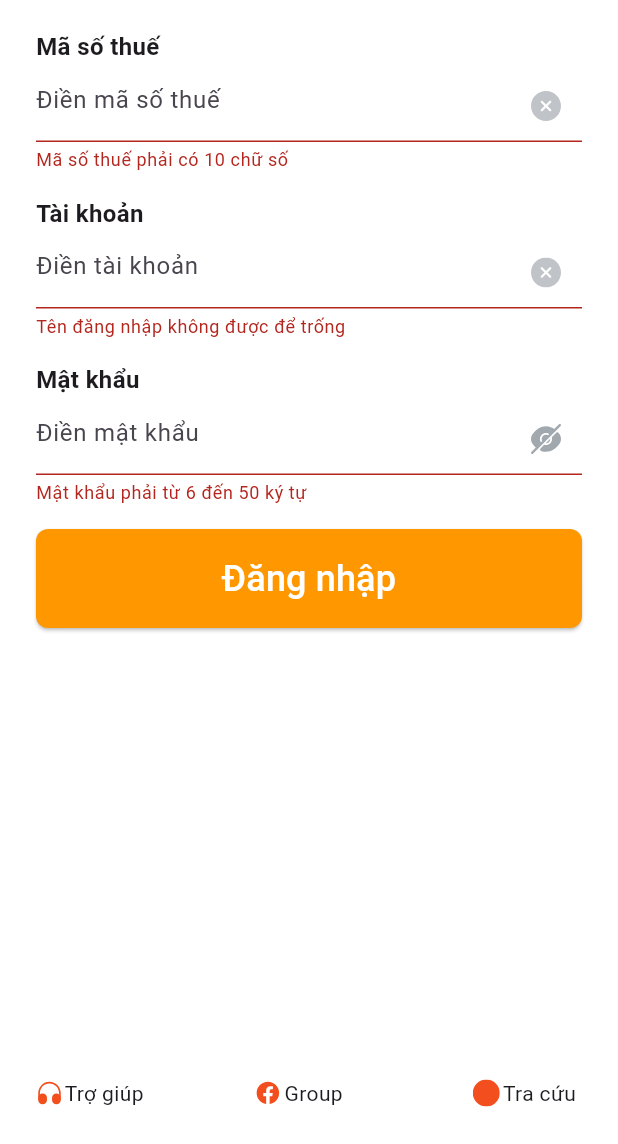
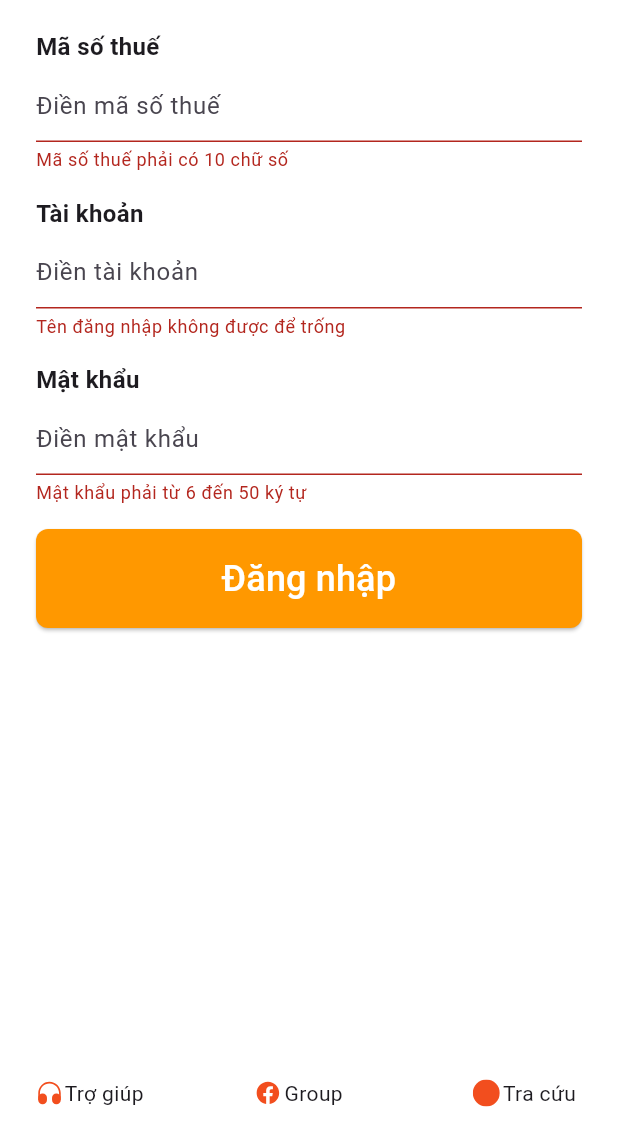
Before and after one commit to trung1qaz/sds_mobile_training_part_1, a Flutter app: the screen it shows after launch, after a tap on "Đăng nhập", on a phone screen of 412 x 824 dp, the part 92-1236 px from its top. Run offline on Flutter 3.47's test engine with Material 3 defaults, Android fonts, the phone set to English and light mode, and no system bars; our stand-ins replace flutter_svg.

Commit message:
actio finalis

```diff
--- a/lib/pages/login_screen.dart
+++ b/lib/pages/login_screen.dart
@@ -1,5 +1,5 @@
 import 'package:flutter/material.dart';
-import 'package:flutter_svg/svg.dart';
+import 'package:flutter_svg/flutter_svg.dart';
 import 'home_screen.dart';
 
 class LoginScreen extends StatefulWidget {
@@ -17,6 +17,16 @@ class _LoginScreenState extends State<LoginScreen> {
   final _formKey = GlobalKey<FormState>();
   AutovalidateMode _autovalidateMode = AutovalidateMode.disabled;
   bool _obscurePassword = true;
+
+  @override
+  void initState() {
+    super.initState();
+
+    // Listeners to update UI on text change
+    taxCtrl.addListener(() => setState(() {}));
+    userCtrl.addListener(() => setState(() {}));
+    passCtrl.addListener(() => setState(() {}));
+  }
 
   void login() {
     if (_formKey.currentState!.validate()) {
@@ -102,7 +112,7 @@ class _LoginScreenState extends State<LoginScreen> {
               SvgPicture.asset('assets/icon/logo.svg'),
               const SizedBox(height: 20),
 
-              // Tax Code Input
+              // Tax Input
               input(
                 label: "Mã số thuế",
                 ctrl: taxCtrl,
@@ -114,10 +124,12 @@ class _LoginScreenState extends State<LoginScreen> {
                   }
                   return null;
                 },
-                suffixIcon: IconButton(
-                  onPressed: () => taxCtrl.clear(),
-                  icon: SvgPicture.asset('assets/icon/delete.svg'),
-                ),
+                suffixIcon: taxCtrl.text.isNotEmpty
+                    ? IconButton(
+                  onPressed: () => setState(() => taxCtrl.clear()),
+                  icon: Icon(Icons.clear),
+                )
+                    : null,
               ),
 
               // Username Input
@@ -131,10 +143,12 @@ class _LoginScreenState extends State<LoginScreen> {
                   }
                   return null;
                 },
-                suffixIcon: IconButton(
-                  onPressed: () => userCtrl.clear(),
-                  icon: SvgPicture.asset('assets/icon/delete.svg'),
-                ),
+                suffixIcon: userCtrl.text.isNotEmpty
+                    ? IconButton(
+                  onPressed: () => setState(() => userCtrl.clear()),
+                  icon: Icon(Icons.clear),
+                )
+                    : null,
               ),
 
               // Password Input
@@ -151,14 +165,20 @@ class _LoginScreenState extends State<LoginScreen> {
                   }
                   return null;
                 },
-                suffixIcon: IconButton(
+                suffixIcon: passCtrl.text.isNotEmpty
+                    ? IconButton(
                   onPressed: () {
                     setState(() {
                       _obscurePassword = !_obscurePassword;
                     });
                   },
-                  icon: _obscurePassword ? SvgPicture.asset('assets/icon/eye_slash.svg') : SvgPicture.asset('assets/icon/eye.svg'),
-                ),
+                  icon: Icon(
+                    _obscurePassword
+                        ? Icons.visibility_off
+                        : Icons.visibility,
+                  ),
+                )
+                    : null,
               ),
 
               SizedBox(
@@ -181,7 +201,7 @@ class _LoginScreenState extends State<LoginScreen> {
 
               Spacer(),
 
-              // Bottom Help Row
+              // Help Row
               Row(
                 children: <Widget>[
                   Expanded(
```
